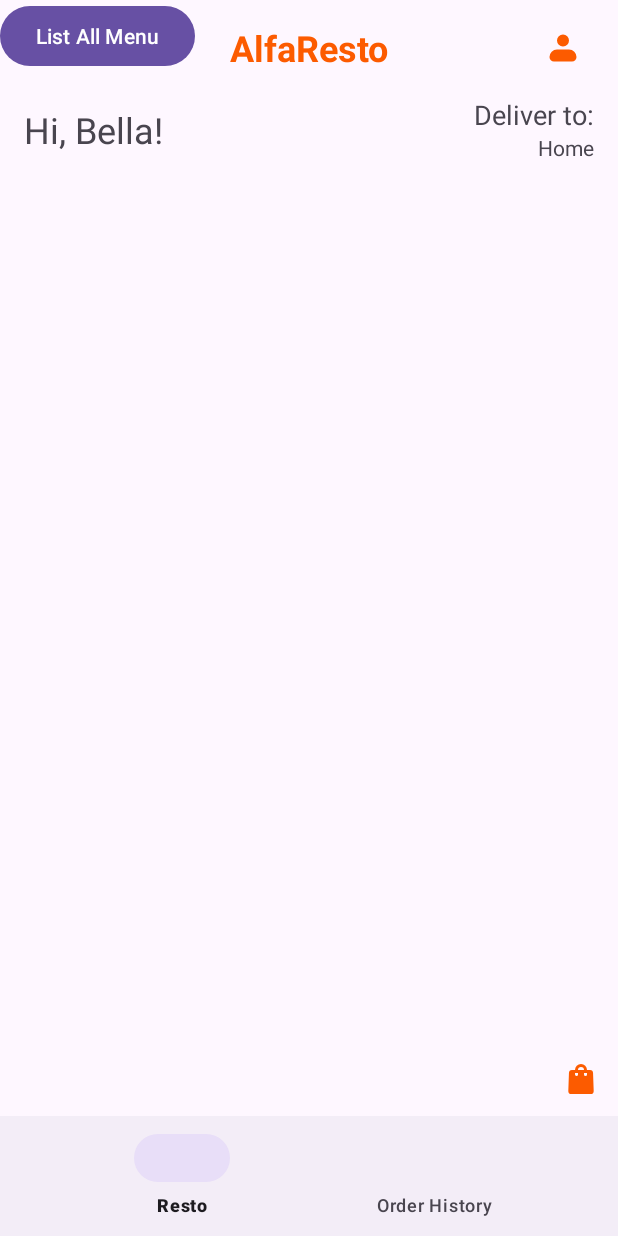
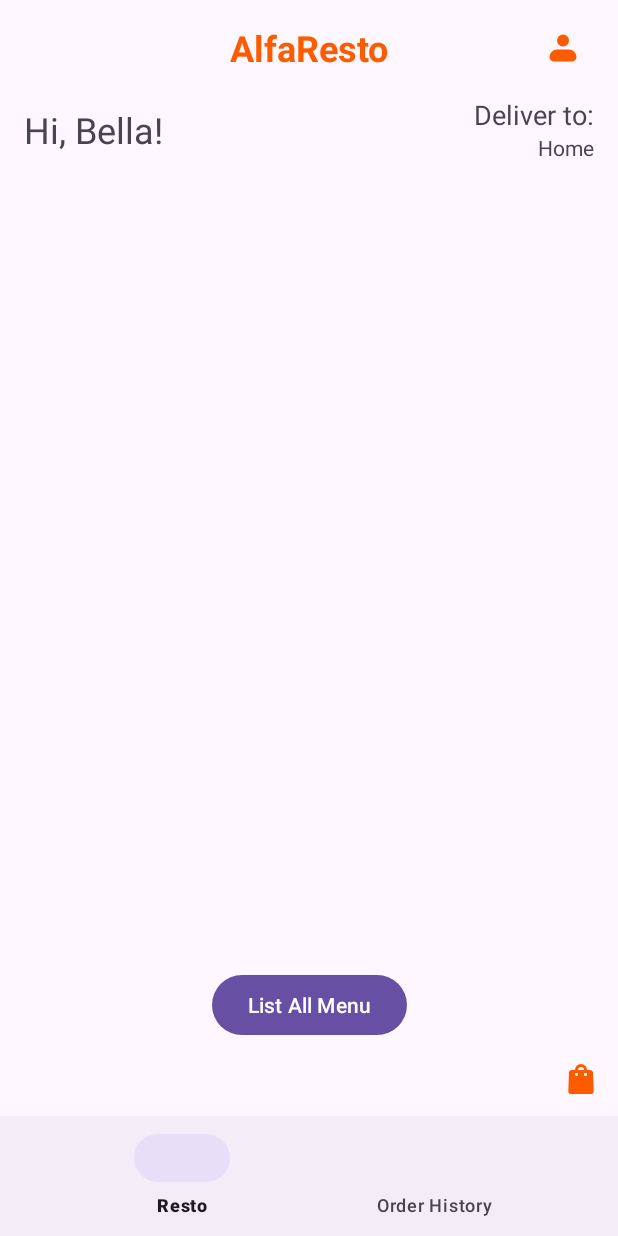
Before and after one commit to AbrahamRumondor/alpha-resto-android, an Android app: the RestoFragment screen opened directly, with no data from a screen before it, on a phone screen of 412 x 824 dp. Run offline under Robolectric (Android 15) with nearby library versions, the phone set to English and light mode, and no system bars; our stand-ins replace Dagger/Hilt's generated code, Firebase (no records; nobody signed in at launch, a user with empty details on screens opened directly), navigation-ui.

Commit message:
resolve conflicts

```diff
--- a/app/src/main/java/com/example/alfaresto_customersapp/ui/components/loginPage/LoginActivity.kt
+++ b/app/src/main/java/com/example/alfaresto_customersapp/ui/components/loginPage/LoginActivity.kt
@@ -11,8 +11,10 @@ import com.example.alfaresto_customersapp.databinding.LoginPageBinding
 import com.example.alfaresto_customersapp.ui.components.MainActivity
 import com.example.alfaresto_customersapp.ui.components.registerPage.RegisterActivity
 import com.google.firebase.auth.FirebaseAuth
+import dagger.hilt.android.AndroidEntryPoint
 import java.util.regex.Pattern
 
+@AndroidEntryPoint
 class LoginActivity : AppCompatActivity()  {
     private lateinit var binding: LoginPageBinding
     lateinit var auth: FirebaseAuth
--- a/app/src/main/java/com/example/alfaresto_customersapp/ui/components/registerPage/RegisterActivity.kt
+++ b/app/src/main/java/com/example/alfaresto_customersapp/ui/components/registerPage/RegisterActivity.kt
@@ -10,8 +10,10 @@ import androidx.appcompat.app.AppCompatActivity
 import com.example.alfaresto_customersapp.databinding.RegisterPageBinding
 import com.example.alfaresto_customersapp.ui.components.loginPage.LoginActivity
 import com.google.firebase.auth.FirebaseAuth
+import dagger.hilt.android.AndroidEntryPoint
 import java.util.regex.Pattern
 
+@AndroidEntryPoint
 class RegisterActivity : AppCompatActivity() {
 
     private lateinit var binding: RegisterPageBinding
--- a/app/src/main/java/com/example/alfaresto_customersapp/ui/components/restoTab/RestoFragment.kt
+++ b/app/src/main/java/com/example/alfaresto_customersapp/ui/components/restoTab/RestoFragment.kt
@@ -50,10 +50,8 @@ class RestoFragment : Fragment() {
                     return@collect
                 }
 
-                Log.d("MENU", "Menus received: $menus")
+                menuRv.adapter = adapter
                 adapter.submitMenuList(menus)
-
-                menuRv.adapter = adapter
                 menuRv.layoutManager =
                     LinearLayoutManager(requireContext(), LinearLayoutManager.HORIZONTAL, false)
             }
--- a/app/src/main/res/layout/fragment_resto.xml
+++ b/app/src/main/res/layout/fragment_resto.xml
@@ -5,12 +5,6 @@ xmlns:tools="http://schemas.android.com/tools"
     android:layout_width="match_parent"
     android:layout_height="match_parent"
     tools:context=".ui.components.restoTab.RestoFragment">
-
-    <Button
-        android:id="@+id/all_menu_btn"
-        android:layout_width="wrap_content"
-        android:layout_height="wrap_content"
-        android:text="List All Menu" />
 
     <androidx.appcompat.widget.Toolbar
         android:id="@+id/toolbar"
@@ -78,10 +72,19 @@ xmlns:tools="http://schemas.android.com/tools"
         android:layout_height="0dp"
         android:paddingStart="24dp"
         android:paddingTop="48dp"
-        app:layout_constraintBottom_toTopOf="@+id/imageButton"
+        app:layout_constraintBottom_toTopOf="@+id/all_menu_btn"
         app:layout_constraintEnd_toEndOf="parent"
         app:layout_constraintStart_toStartOf="parent"
         app:layout_constraintTop_toBottomOf="@+id/address_tv" />
+
+    <Button
+        android:id="@+id/all_menu_btn"
+        android:layout_width="wrap_content"
+        android:layout_height="wrap_content"
+        android:text="List All Menu"
+        app:layout_constraintBottom_toTopOf="@+id/imageButton"
+        app:layout_constraintEnd_toEndOf="parent"
+        app:layout_constraintStart_toStartOf="parent" />
 
     <ImageButton
         android:id="@+id/imageButton"
```
